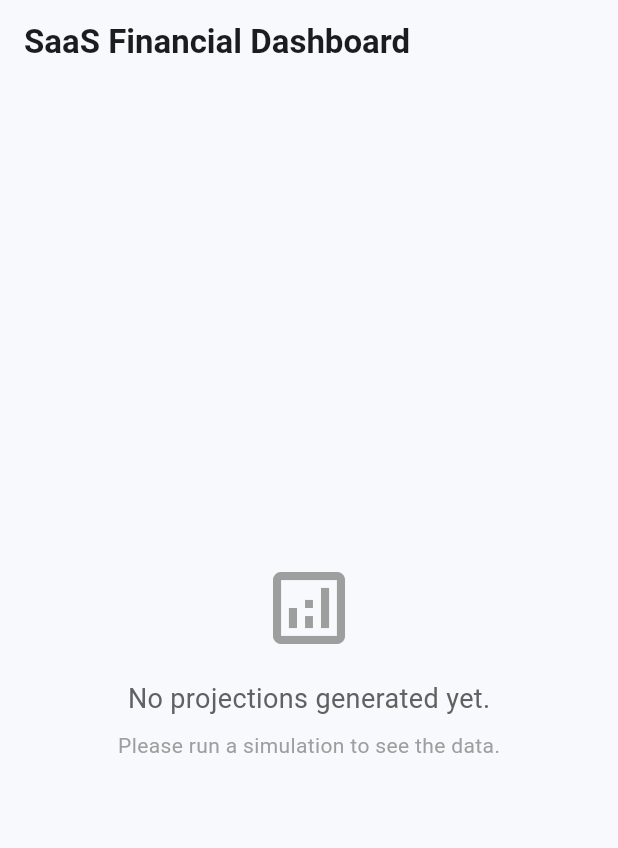
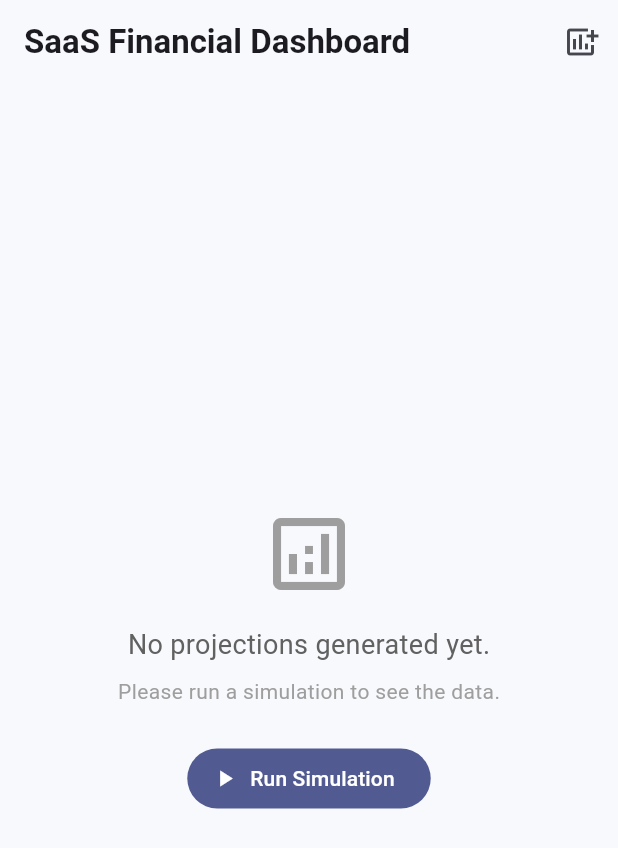
Before and after one commit to theocarranza/saas_metrics, a Flutter app: the DashboardPage screen opened by its route, on a phone screen of 412 x 824 dp. Shown: the top 848 px of the screen. Run offline on Flutter 3.47's test engine with Material 3 defaults, Android fonts, the phone set to English and light mode, and no system bars; our stand-ins replace equatable, fl_chart, flutter_riverpod, go_router, riverpod_annotation, shared_preferences; missing offline and left inert: flutter_adaptive_scaffold; accounts and stored records are empty; generated files the repository leaves out were written again.

Commit message:
feat(dashboard): add simulation trigger and loading overlay with message

```diff
--- a/lib/features/financial_modeling/presentation/pages/dashboard_page.dart
+++ b/lib/features/financial_modeling/presentation/pages/dashboard_page.dart
@@ -2,16 +2,15 @@ import 'package:flutter/material.dart';
 import 'package:flutter_adaptive_scaffold/flutter_adaptive_scaffold.dart';
 import 'package:flutter_riverpod/flutter_riverpod.dart';
 import 'package:go_router/go_router.dart';
+import 'package:intl/intl.dart';
 
 import 'package:saas_metrics/core/router/app_router.dart';
 import 'package:saas_metrics/features/financial_modeling/domain/entities/monthly_financial_record.dart';
-
-import 'package:intl/intl.dart';
-
 import '../../presentation/providers/financial_projections_provider.dart';
 import '../../../auth/presentation/providers/auth_provider.dart';
 import '../widgets/kpi_card.dart';
 import '../widgets/revenue_chart.dart';
+import '../widgets/simulation_dialog.dart';
 
 class DashboardPage extends ConsumerStatefulWidget {
   const DashboardPage({super.key});
@@ -35,8 +34,17 @@ class _DashboardPageState extends ConsumerState<DashboardPage> {
           'SaaS Financial Dashboard',
           style: TextStyle(fontWeight: FontWeight.bold),
         ),
+        actions: [
+          IconButton(
+            onPressed: () => _showSimulationDialog(context),
+            icon: const Icon(Icons.add_chart),
+            tooltip: 'Run Simulation',
           ),
-      body: Row(
+        ],
+      ),
+      body: Stack(
+        children: [
+          Row(
             children: [
               if (isDesktop)
                 NavigationRail(
@@ -47,8 +55,6 @@ class _DashboardPageState extends ConsumerState<DashboardPage> {
                       selectedIcon: Icon(Icons.dashboard),
                       label: Text('Dashboard'),
                     ),
-                // NavigationRail requires at least 2 destinations.
-                // Dummy hidden destination to satisfy API.
                     NavigationRailDestination(
                       icon: Opacity(opacity: 0.0, child: Icon(Icons.circle)),
                       label: Text(''),
@@ -68,7 +74,10 @@ class _DashboardPageState extends ConsumerState<DashboardPage> {
                               if (Breakpoints.large.isActive(context))
                                 TextButton.icon(
                                   onPressed: () => _signOut(context, ref),
-                              icon: const Icon(Icons.logout, color: Colors.red),
+                                  icon: const Icon(
+                                    Icons.logout,
+                                    color: Colors.red,
+                                  ),
                                   label: const Text(
                                     'Sign Out',
                                     style: TextStyle(color: Colors.red),
@@ -118,17 +127,24 @@ class _DashboardPageState extends ConsumerState<DashboardPage> {
                                 color: Colors.grey[500],
                               ),
                             ),
+                            const SizedBox(height: 24),
+                            FilledButton.icon(
+                              onPressed: () => _showSimulationDialog(context),
+                              icon: const Icon(Icons.play_arrow),
+                              label: const Text('Run Simulation'),
+                            ),
                           ],
                         ),
                       );
                     }
 
-          // Find the record for the current month (or closest available)
                     final now = DateTime.now();
                     final currentRecord =
                         _selectedRecord ??
                         records.firstWhere(
-                (r) => r.date.year == now.year && r.date.month == now.month,
+                          (r) =>
+                              r.date.year == now.year &&
+                              r.date.month == now.month,
                           orElse: () => records.last,
                         );
 
@@ -137,13 +153,16 @@ class _DashboardPageState extends ConsumerState<DashboardPage> {
                       symbol: 'R\$',
                     );
 
-          final monthName = DateFormat('MMMM yyyy').format(currentRecord.date);
+                    final monthName = DateFormat(
+                      'MMMM yyyy',
+                    ).format(currentRecord.date);
 
-          // Prepare KPI data
                     final kpis = [
                       (
                         'Total MRR',
-              currencyFormat.format(currentRecord.saasMetrics.totalMrr),
+                        currencyFormat.format(
+                          currentRecord.saasMetrics.totalMrr,
+                        ),
                         Icons.attach_money,
                         Colors.green,
                       ),
@@ -155,13 +174,17 @@ class _DashboardPageState extends ConsumerState<DashboardPage> {
                       ),
                       (
                         'Gross Profit',
-              currencyFormat.format(currentRecord.incomeStatement.grossProfit),
+                        currencyFormat.format(
+                          currentRecord.incomeStatement.grossProfit,
+                        ),
                         Icons.trending_up,
                         Colors.orange,
                       ),
                       (
                         'Cash Balance',
-              currencyFormat.format(currentRecord.cashFlow.endingBalance),
+                        currencyFormat.format(
+                          currentRecord.cashFlow.endingBalance,
+                        ),
                         Icons.account_balance_wallet,
                         Colors.purple,
                       ),
@@ -176,7 +199,7 @@ class _DashboardPageState extends ConsumerState<DashboardPage> {
                             delegate: SliverChildListDelegate([
                               Text(
                                 'Key Metrics ($monthName)',
-                      style: TextStyle(
+                                style: const TextStyle(
                                   fontSize: 20,
                                   fontWeight: FontWeight.w600,
                                 ),
@@ -188,14 +211,17 @@ class _DashboardPageState extends ConsumerState<DashboardPage> {
                         SliverPadding(
                           padding: const EdgeInsets.symmetric(horizontal: 16.0),
                           sliver: SliverGrid(
-                  gridDelegate: const SliverGridDelegateWithMaxCrossAxisExtent(
+                            gridDelegate:
+                                const SliverGridDelegateWithMaxCrossAxisExtent(
                                   maxCrossAxisExtent: 400,
-                    mainAxisExtent:
-                        220, // Increased height for KPI cards to prevent overflow
+                                  mainAxisExtent: 220,
                                   crossAxisSpacing: 16,
                                   mainAxisSpacing: 16,
                                 ),
-                  delegate: SliverChildBuilderDelegate((context, index) {
+                            delegate: SliverChildBuilderDelegate((
+                              context,
+                              index,
+                            ) {
                               final kpi = kpis[index];
                               return KPICard(
                                 title: kpi.$1,
@@ -212,9 +238,10 @@ class _DashboardPageState extends ConsumerState<DashboardPage> {
                             delegate: SliverChildListDelegate([
                               const SizedBox(height: 32),
                               Row(
-                      mainAxisAlignment: MainAxisAlignment.spaceBetween,
+                                mainAxisAlignment:
+                                    MainAxisAlignment.spaceBetween,
                                 children: [
-                        Text(
+                                  const Text(
                                     'Revenue Trend',
                                     style: TextStyle(
                                       fontSize: 20,
@@ -235,8 +262,7 @@ class _DashboardPageState extends ConsumerState<DashboardPage> {
                                       ),
                                     ],
                                     selected: {_selectedTimeframe},
-                          onSelectionChanged:
-                              (Set<ChartTimeframe> newSelection) {
+                                    onSelectionChanged: (newSelection) {
                                       setState(() {
                                         _selectedTimeframe = newSelection.first;
                                       });
@@ -250,7 +276,9 @@ class _DashboardPageState extends ConsumerState<DashboardPage> {
                                 color: Theme.of(context).colorScheme.surface,
                                 shape: RoundedRectangleBorder(
                                   side: BorderSide(
-                          color: Theme.of(context).colorScheme.outlineVariant,
+                                    color: Theme.of(
+                                      context,
+                                    ).colorScheme.outlineVariant,
                                   ),
                                   borderRadius: BorderRadius.circular(16),
                                 ),
@@ -278,12 +306,49 @@ class _DashboardPageState extends ConsumerState<DashboardPage> {
                       ],
                     );
                   },
-        loading: () => const Center(child: CircularProgressIndicator()),
+                  loading: () =>
+                      const Center(child: CircularProgressIndicator()),
                   error: (err, stack) => Center(child: Text('Error: $err')),
                 ),
               ),
             ],
           ),
+          if (projectionsAsync.isLoading &&
+              projectionsAsync.hasValue &&
+              projectionsAsync.value!.isNotEmpty)
+            Container(
+              color: Colors.black.withOpacity(0.3),
+              child: Center(
+                child: Card(
+                  child: Padding(
+                    padding: const EdgeInsets.symmetric(
+                      horizontal: 32,
+                      vertical: 24,
+                    ),
+                    child: Column(
+                      mainAxisSize: MainAxisSize.min,
+                      children: [
+                        const CircularProgressIndicator(),
+                        const SizedBox(height: 16),
+                        Text(
+                          'Generating projections...',
+                          style: Theme.of(context).textTheme.titleMedium,
+                        ),
+                      ],
+                    ),
+                  ),
+                ),
+              ),
+            ),
+        ],
+      ),
+    );
+  }
+
+  void _showSimulationDialog(BuildContext context) {
+    showDialog(
+      context: context,
+      builder: (context) => const SimulationDialog(),
     );
   }
 
```
Also changed, not shown: lib/features/financial_modeling/presentation/widgets/simulation_dialog.dart (added, +130 -0 lines). Lines whose indentation alone changed are shown as unchanged.
